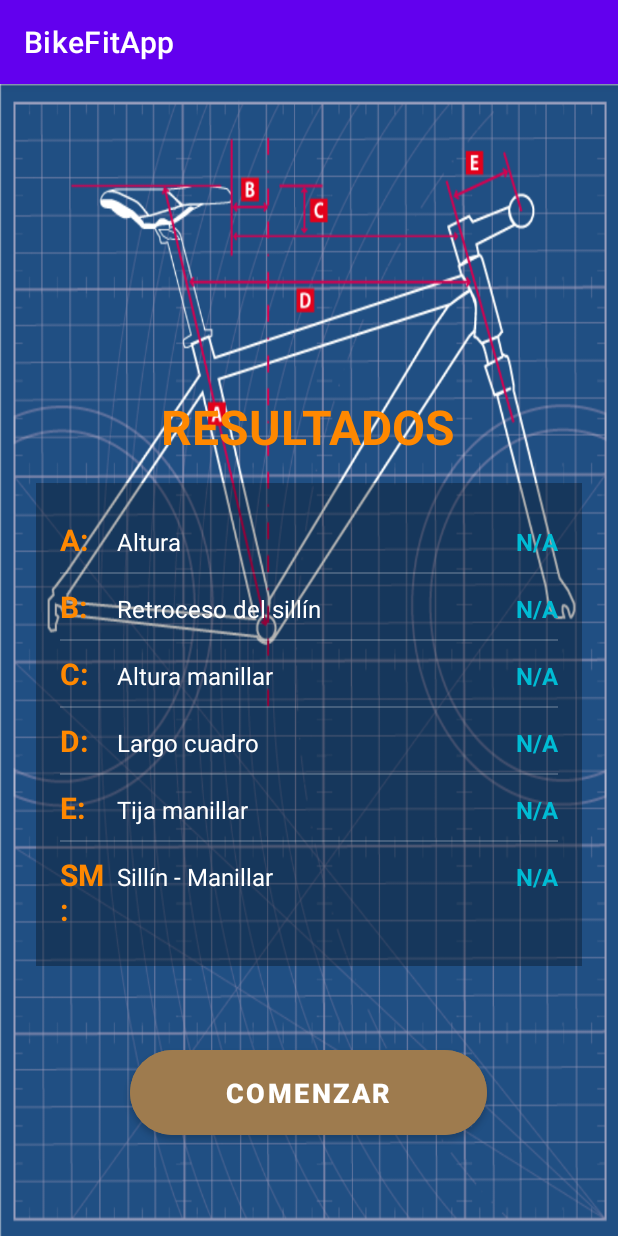
After one commit to Raul-data/BikeFitApp, an Android app: the ResultadosActivity screen opened directly, with no data from a screen before it, on a phone screen of 412 x 824 dp. The commit adds this screen. Run offline under Robolectric (Android 15) with nearby library versions, the phone set to English and light mode, and no system bars.

Commit message:
feat: Añade la pantalla de resultados y nuevas activities
Añade la nueva `ResultadosActivity` para mostrar los cálculos biomecánicos basados en las medidas del usuario.

Cambios:
- Crea `ResultadosActivity.kt` y su layout `activity_resultados.xml` para visualizar los resultados finales.
- Agrega nuevas activities (`BrazoActivity` y `AntebrazoActivity`) para la toma de medidas específicas.
- En `TomarMedidasActivity`:
    - Añade un botón "Resultados" para navegar a la nueva pantalla.
    - Implementa la persistencia del estado (medidas) al rotar la pantalla usando `onSaveInstanceState`.
- Actualiza el `AndroidManifest.xml` para declarar todas las nuevas activities.
- Elimina importaciones no utilizadas en `MainActivity`.

```diff
--- a/app/src/main/java/com/example/proyecto_aplicacion_medidas_244/MainActivity.kt
+++ b/app/src/main/java/com/example/proyecto_aplicacion_medidas_244/MainActivity.kt
@@ -7,7 +7,6 @@ import androidx.activity.enableEdgeToEdge
 import androidx.appcompat.app.AppCompatActivity
 import androidx.core.view.ViewCompat
 import androidx.core.view.WindowInsetsCompat
-import kotlin.jvm.java
 
 class MainActivity : AppCompatActivity() {
     override fun onCreate(savedInstanceState: Bundle?) {
--- /dev/null
+++ b/app/src/main/java/com/example/proyecto_aplicacion_medidas_244/ResultadosActivity.kt
@@ -0,0 +1,111 @@
+package com.example.proyecto_aplicacion_medidas_244
+
+import android.os.Bundle
+import android.widget.Button
+import android.widget.TextView
+import androidx.appcompat.app.AppCompatActivity
+import kotlin.math.pow
+import kotlin.math.roundToInt
+
+class ResultadosActivity : AppCompatActivity() {
+
+    // Mapa de datos de entrepierna
+    private val entrepierna: Map<Int, Medidas> = mapOf(
+        75 to Medidas(R = 5, Sm = 49, St = 5, Tj = 10),
+        76 to Medidas(R = 5, Sm = 49, St = 5, Tj = 11),
+        77 to Medidas(R = 6, Sm = 50, St = 6, Tj = 11),
+        78 to Medidas(R = 6, Sm = 51, St = 6, Tj = 12),
+        79 to Medidas(R = 6, Sm = 51, St = 6, Tj = 12),
+        80 to Medidas(R = 7, Sm = 52, St = 7, Tj = 12),
+        81 to Medidas(R = 7, Sm = 53, St = 7, Tj = 13),
+        82 to Medidas(R = 7, Sm = 54, St = 7, Tj = 13),
+        83 to Medidas(R = 7, Sm = 54, St = 7, Tj = 14),
+        84 to Medidas(R = 8, Sm = 55, St = 8, Tj = 14),
+        85 to Medidas(R = 8, Sm = 56, St = 8, Tj = 14),
+        86 to Medidas(R = 8, Sm = 57, St = 8, Tj = 14),
+        87 to Medidas(R = 9, Sm = 58, St = 9, Tj = 15),
+        88 to Medidas(R = 9, Sm = 59, St = 9, Tj = 15),
+        89 to Medidas(R = 9, Sm = 60, St = 9, Tj = 15),
+        90 to Medidas(R = 9, Sm = 60, St = 9, Tj = 16)
+    )
+
+    private lateinit var tvAlturaSillin: TextView
+    private lateinit var tvRetrocesoSillin: TextView
+    private lateinit var tvAlturaSillinTijaManillar: TextView
+    private lateinit var tvLargoCuadro: TextView
+    private lateinit var tvTijaManillar: TextView
+    private lateinit var tvSillinManillar: TextView
+    private lateinit var btnComenzar: Button
+
+    override fun onCreate(savedInstanceState: Bundle?) {
+        super.onCreate(savedInstanceState)
+        setContentView(R.layout.activity_resultados)
+
+        // Inicializar vistas
+        tvAlturaSillin = findViewById(R.id.tv_alturaSillin)
+        tvRetrocesoSillin = findViewById(R.id.tv_retrocesoSillin)
+        tvAlturaSillinTijaManillar = findViewById(R.id.tv_alturaSillinTijaManillar)
+        tvLargoCuadro = findViewById(R.id.tv_largoCuadro)
+        tvTijaManillar = findViewById(R.id.tv_tijaManillar)
+        tvSillinManillar = findViewById(R.id.tv_sillinManillar)
+        btnComenzar = findViewById(R.id.btn_comenzar)
+
+        // Recibir datos del Intent
+        val medidaEntrepierna = intent.getIntExtra("ENTREPIERNA", 0)
+        val medidaTronco = intent.getIntExtra("TRONCO", 0)
+        val medidaMuslo = intent.getIntExtra("MUSLO", 0)
+        val medidaPierna = intent.getIntExtra("PIERNA", 0)
+        val medidaBrazo = intent.getIntExtra("BRAZO", 0)
+        val medidaAntebrazo = intent.getIntExtra("ANTEBRAZO", 0)
+
+        // Calcular y mostrar resultados
+        calcularResultados(medidaEntrepierna)
+
+        // Botón Comenzar (vuelve a la pantalla principal)
+        btnComenzar.setOnClickListener {
+            finish() // Cierra esta activity y vuelve a la anterior
+        }
+    }
+
+    private fun calcularResultados(entrepiernaInt: Int) {
+        // Buscar las medidas correspondientes en el mapa
+        val medidas = entrepierna[entrepiernaInt]
+
+        if (medidas != null && entrepiernaInt > 0) {
+            // Calcular altura del sillín: entrepierna * 0.885
+            val alturaSillin = (entrepiernaInt * 0.885).redondear(1)
+
+            // Calcular largo del cuadro: (entrepierna * 0.65) + 2
+            val largoCuadro = ((entrepiernaInt * 0.65) + 2).redondear(0)
+
+            // Obtener valores del mapa
+            val retrocesoSillin = medidas.R
+            val sillinManillar = medidas.Sm
+            val alturaSillinTijaManillar = medidas.St
+            val tijaManillar = medidas.Tj
+
+            // Mostrar resultados
+            tvAlturaSillin.text = "$alturaSillin cm"
+            tvRetrocesoSillin.text = "$retrocesoSillin cm"
+            tvAlturaSillinTijaManillar.text = "$alturaSillinTijaManillar cm"
+            tvLargoCuadro.text = "$largoCuadro cm"
+            tvTijaManillar.text = "$tijaManillar cm"
+            tvSillinManillar.text = "$sillinManillar cm"
+        } else {
+            // Si no hay datos válidos, mostrar mensaje
+            tvAlturaSillin.text = "N/A"
+            tvRetrocesoSillin.text = "N/A"
+            tvAlturaSillinTijaManillar.text = "N/A"
+            tvLargoCuadro.text = "N/A"
+            tvTijaManillar.text = "N/A"
+            tvSillinManillar.text = "N/A"
+        }
+    }
+
+    // Función de extensión para redondear (ya está definida en TomarMedidasActivity,
+    // pero la necesitamos aquí también)
+    private fun Double.redondear(decimals: Int): Double {
+        val factor = 10.0.pow(decimals.toDouble())
+        return (this * factor).roundToInt() / factor
+    }
+}
--- /dev/null
+++ b/app/src/main/res/layout/activity_resultados.xml
@@ -0,0 +1,294 @@
+<?xml version="1.0" encoding="utf-8"?>
+<FrameLayout xmlns:android="http://schemas.android.com/apk/res/android"
+    xmlns:app="http://schemas.android.com/apk/res-auto"
+    android:layout_width="match_parent"
+    android:layout_height="match_parent"
+    android:background="@drawable/bc_medidas">
+
+
+    <!-- Contenido principal -->
+    <ScrollView
+        android:layout_width="match_parent"
+        android:layout_height="match_parent"
+        android:fillViewport="true">
+
+        <LinearLayout
+            android:layout_width="match_parent"
+            android:layout_height="wrap_content"
+            android:orientation="vertical"
+            android:padding="16dp"
+            android:gravity="center">
+
+            <!-- Título -->
+            <TextView
+                android:layout_width="wrap_content"
+                android:layout_height="wrap_content"
+                android:text="RESULTADOS"
+                android:textColor="#FF8800"
+                android:textSize="32sp"
+                android:textStyle="bold"
+                android:layout_marginTop="169dp"
+                android:layout_marginBottom="16dp"/>
+
+
+            <!-- Lista de resultados -->
+            <LinearLayout
+                android:layout_width="match_parent"
+                android:layout_height="wrap_content"
+                android:orientation="vertical"
+                android:background="#4D000000"
+                android:padding="16dp"
+                android:layout_marginHorizontal="8dp">
+
+                <!-- A: Altura del sillín -->
+                <LinearLayout
+                    android:layout_width="match_parent"
+                    android:layout_height="wrap_content"
+                    android:orientation="horizontal"
+                    android:paddingVertical="8dp">
+
+                    <TextView
+                        android:layout_width="30dp"
+                        android:layout_height="wrap_content"
+                        android:text="A:"
+                        android:textColor="#FF8800"
+                        android:textSize="20sp"
+                        android:textStyle="bold"/>
+
+                    <TextView
+                        android:layout_width="0dp"
+                        android:layout_height="wrap_content"
+                        android:layout_weight="1"
+                        android:text="Altura"
+                        android:textColor="#FFFFFF"
+                        android:textSize="16sp"
+                        android:paddingStart="8dp"/>
+
+                    <TextView
+                        android:id="@+id/tv_alturaSillin"
+                        android:layout_width="wrap_content"
+                        android:layout_height="wrap_content"
+                        android:text="69.0 cm"
+                        android:textColor="#00BCD4"
+                        android:textSize="16sp"
+                        android:textStyle="bold"/>
+                </LinearLayout>
+
+                <View
+                    android:layout_width="match_parent"
+                    android:layout_height="1dp"
+                    android:background="#33FFFFFF"/>
+
+                <!-- B: Retroceso del sillín -->
+                <LinearLayout
+                    android:layout_width="match_parent"
+                    android:layout_height="wrap_content"
+                    android:orientation="horizontal"
+                    android:paddingVertical="8dp">
+
+                    <TextView
+                        android:layout_width="30dp"
+                        android:layout_height="wrap_content"
+                        android:text="B:"
+                        android:textColor="#FF8800"
+                        android:textSize="20sp"
+                        android:textStyle="bold"/>
+
+                    <TextView
+                        android:layout_width="0dp"
+                        android:layout_height="wrap_content"
+                        android:layout_weight="1"
+                        android:text="Retroceso del sillín"
+                        android:textColor="#FFFFFF"
+                        android:textSize="16sp"
+                        android:paddingStart="8dp"/>
+
+                    <TextView
+                        android:id="@+id/tv_retrocesoSillin"
+                        android:layout_width="wrap_content"
+                        android:layout_height="wrap_content"
+                        android:text="6 cm"
+                        android:textColor="#00BCD4"
+                        android:textSize="16sp"
+                        android:textStyle="bold"/>
+                </LinearLayout>
+
+                <View
+                    android:layout_width="match_parent"
+                    android:layout_height="1dp"
+                    android:background="#33FFFFFF"/>
+
+                <!-- C: Altura manillar -->
+                <LinearLayout
+                    android:layout_width="match_parent"
+                    android:layout_height="wrap_content"
+                    android:orientation="horizontal"
+                    android:paddingVertical="8dp">
+
+                    <TextView
+                        android:layout_width="30dp"
+                        android:layout_height="wrap_content"
+                        android:text="C:"
+                        android:textColor="#FF8800"
+                        android:textSize="20sp"
+                        android:textStyle="bold"/>
+
+                    <TextView
+                        android:layout_width="0dp"
+                        android:layout_height="wrap_content"
+                        android:layout_weight="1"
+                        android:text="Altura manillar"
+                        android:textColor="#FFFFFF"
+                        android:textSize="16sp"
+                        android:paddingStart="8dp"/>
+
+                    <TextView
+                        android:id="@+id/tv_alturaSillinTijaManillar"
+                        android:layout_width="wrap_content"
+                        android:layout_height="wrap_content"
+                        android:text="6 cm"
+                        android:textColor="#00BCD4"
+                        android:textSize="16sp"
+                        android:textStyle="bold"/>
+                </LinearLayout>
+
+                <View
+                    android:layout_width="match_parent"
+                    android:layout_height="1dp"
+                    android:background="#33FFFFFF"/>
+
+                <!-- D: Largo cuadro -->
+                <LinearLayout
+                    android:layout_width="match_parent"
+                    android:layout_height="wrap_content"
+                    android:orientation="horizontal"
+                    android:paddingVertical="8dp">
+
+                    <TextView
+                        android:layout_width="30dp"
+                        android:layout_height="wrap_content"
+                        android:text="D:"
+                        android:textColor="#FF8800"
+                        android:textSize="20sp"
+                        android:textStyle="bold"/>
+
+                    <TextView
+                        android:layout_width="0dp"
+                        android:layout_height="wrap_content"
+                        android:layout_weight="1"
+                        android:text="Largo cuadro"
+                        android:textColor="#FFFFFF"
+                        android:textSize="16sp"
+                        android:paddingStart="8dp"/>
+
+                    <TextView
+                        android:id="@+id/tv_largoCuadro"
+                        android:layout_width="wrap_content"
+                        android:layout_height="wrap_content"
+                        android:text="53.0 cm"
+                        android:textColor="#00BCD4"
+                        android:textSize="16sp"
+                        android:textStyle="bold"/>
+                </LinearLayout>
+
+                <View
+                    android:layout_width="match_parent"
+                    android:layout_height="1dp"
+                    android:background="#33FFFFFF"/>
+
+                <!-- E: Tija manillar -->
+                <LinearLayout
+                    android:layout_width="match_parent"
+                    android:layout_height="wrap_content"
+                    android:orientation="horizontal"
+                    android:paddingVertical="8dp">
+
+                    <TextView
+                        android:layout_width="30dp"
+                        android:layout_height="wrap_content"
+                        android:text="E:"
+                        android:textColor="#FF8800"
+                        android:textSize="20sp"
+                        android:textStyle="bold"/>
+
+                    <TextView
+                        android:layout_width="0dp"
+                        android:layout_height="wrap_content"
+                        android:layout_weight="1"
+                        android:text="Tija manillar"
+                        android:textColor="#FFFFFF"
+                        android:textSize="16sp"
+                        android:paddingStart="8dp"/>
+
+                    <TextView
+                        android:id="@+id/tv_tijaManillar"
+                        android:layout_width="wrap_content"
+                        android:layout_height="wrap_content"
+                        android:text="12 cm"
+                        android:textColor="#00BCD4"
+                        android:textSize="16sp"
+                        android:textStyle="bold"/>
+                </LinearLayout>
+
+                <View
+                    android:layout_width="match_parent"
+                    android:layout_height="1dp"
+                    android:background="#33FFFFFF"/>
+
+                <!-- Sillín - Manillar -->
+                <LinearLayout
+                    android:layout_width="match_parent"
+                    android:layout_height="wrap_content"
+                    android:orientation="horizontal"
+                    android:paddingVertical="8dp">
+
+                    <TextView
+                        android:layout_width="30dp"
+                        android:layout_height="wrap_content"
+                        android:text="SM:"
+                        android:textColor="#FF8800"
+                        android:textSize="20sp"
+                        android:textStyle="bold"/>
+
+                    <TextView
+                        android:layout_width="0dp"
+                        android:layout_height="wrap_content"
+                        android:layout_weight="1"
+                        android:text="Sillín - Manillar"
+                        android:textColor="#FFFFFF"
+                        android:textSize="16sp"
+                        android:paddingStart="8dp"/>
+
+                    <TextView
+                        android:id="@+id/tv_sillinManillar"
+                        android:layout_width="wrap_content"
+                        android:layout_height="wrap_content"
+                        android:text="50 cm"
+                        android:textColor="#00BCD4"
+                        android:textSize="16sp"
+                        android:textStyle="bold"/>
+                </LinearLayout>
+
+            </LinearLayout>
+
+            <!-- Botón Comenzar/Volver -->
+            <Button
+                android:id="@+id/btn_comenzar"
+                android:layout_width="wrap_content"
+                android:layout_height="wrap_content"
+                android:text="Comenzar"
+                android:textColor="#FFFFFF"
+                android:backgroundTint="#9E7B4E"
+                android:paddingHorizontal="64dp"
+                android:paddingVertical="16dp"
+                android:textSize="18sp"
+                android:textStyle="bold"
+                app:cornerRadius="300dp"
+                android:layout_marginTop="50dp"
+                android:layout_marginBottom="24dp"/>
+
+        </LinearLayout>
+
+    </ScrollView>
+
+</FrameLayout>
```
Also changed, not shown: app/src/main/AndroidManifest.xml (+38 -1 lines), app/src/main/java/com/example/proyecto_aplicacion_medidas_244/AntebrazoActivity.kt (added, +52 -0 lines), app/src/main/java/com/example/proyecto_aplicacion_medidas_244/BrazoActivity.kt (added, +51 -0 lines), app/src/main/java/com/example/proyecto_aplicacion_medidas_244/TomarMedidasActivity.kt (+43 -1 lines), app/src/main/res/layout/activity_tomar_medidas.xml (+12 -3 lines).
